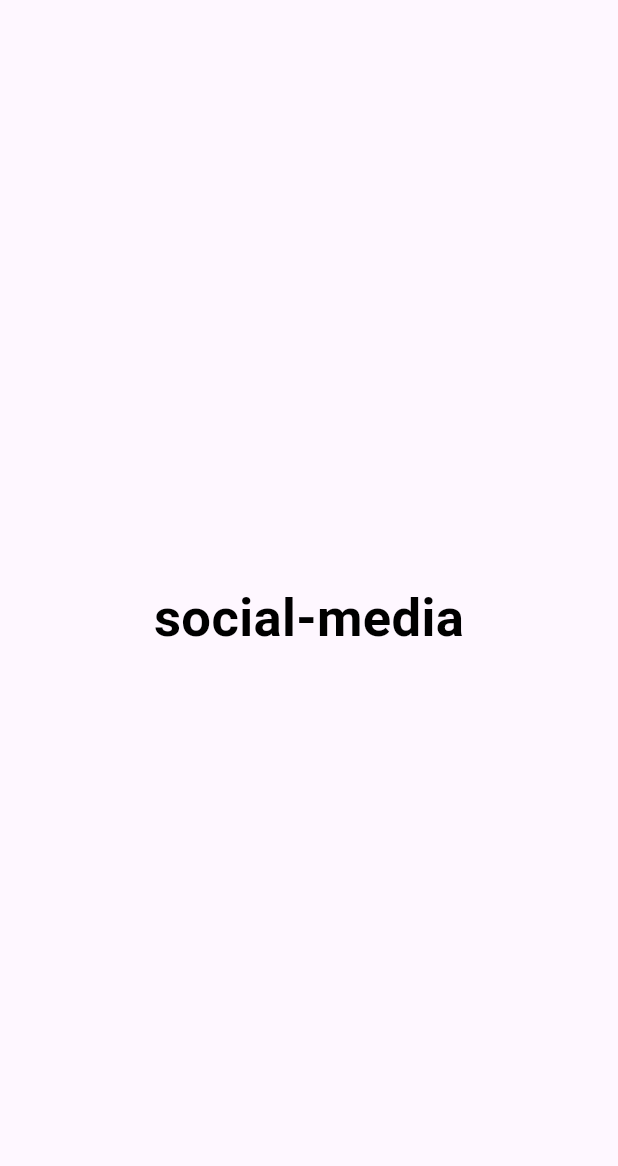
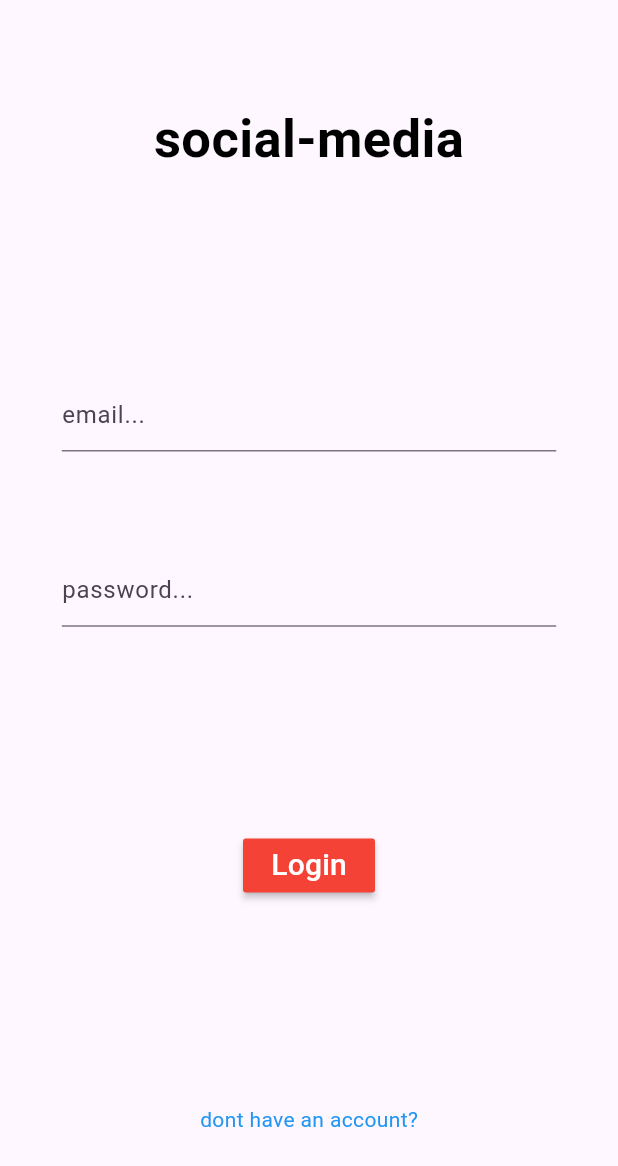
Before and after one commit to FaisalNadaf/Flutter_Social_Media, a Flutter app: the screen it shows after launch, on a phone screen of 412 x 824 dp. Shown: the top 1166 px of the screen. Run offline on Flutter 3.47's test engine with Material 3 defaults, Android fonts, the light colour scheme and no system bars; accounts and stored records are empty.

Commit message:
"login and register ui

```diff
--- a/lib/pages/loginPage.dart
+++ b/lib/pages/loginPage.dart
@@ -7,11 +7,21 @@ class LoginPage extends StatefulWidget {
   }
 }
 
+final GlobalKey<FormState> _loginFormKey = GlobalKey<FormState>();
+
+String? _email;
+String? _password;
+late double deviceHeight, deviceWidth;
+
 class _loginPage extends State<LoginPage> {
   @override
   Widget build(BuildContext context) {
+    deviceHeight = MediaQuery.of(context).size.height;
+    deviceWidth = MediaQuery.of(context).size.width;
+
     return Scaffold(
       body: Container(
+        padding: EdgeInsets.symmetric(horizontal: deviceWidth * 0.1),
         child: Center(
           child: Column(
             mainAxisAlignment: MainAxisAlignment.spaceAround,
@@ -19,10 +29,60 @@ class _loginPage extends State<LoginPage> {
             mainAxisSize: MainAxisSize.max,
             children: [
               _titleText(),
+              _loginFormField(),
+              _loginBtn(),
+              _registerPageLink(),
             ],
           ),
         ),
       ),
+    );
+  }
+
+  Widget _loginFormField() {
+    return Container(
+      height: deviceHeight * 0.2,
+      child: Form(
+          key: _loginFormKey,
+          child: Column(
+            mainAxisAlignment: MainAxisAlignment.spaceBetween,
+            mainAxisSize: MainAxisSize.max,
+            crossAxisAlignment: CrossAxisAlignment.center,
+            children: [
+              _emailText(),
+              _passwordField(),
+            ],
+          )),
+    );
+  }
+
+  Widget _emailText() {
+    return TextFormField(
+      decoration: const InputDecoration(hintText: "email..."),
+      onSaved: (_value) {
+        setState(() {
+          _email = _value;
+        });
+      },
+      validator: (_value) {
+        bool result = _value!.contains(
+          RegExp(
+              r"^[a-zA-Z0-9.!#$%&'*+/=?^_`{|}~-]+@[a-zA-Z0-9](?:[a-zA-Z0-9-]{0,61}[a-zA-Z0-9])?(?:\.[a-zA-Z0-9](?:[a-zA-Z0-9-]{0,61}[a-zA-Z0-9])?)*$"),
+        );
+        return result ? null : "please enter valid email ";
+      },
+    );
+  }
+
+  Widget _passwordField() {
+    return TextFormField(
+      decoration: const InputDecoration(hintText: "password..."),
+      onSaved: (_value) {
+        setState(() {
+          _password = _value;
+        });
+      },
+      validator: (_value) => _value!.length > 6 ? null : "to short! ",
     );
   }
 
@@ -36,4 +96,36 @@ class _loginPage extends State<LoginPage> {
       ),
     );
   }
+
+  Widget _loginBtn() {
+    return MaterialButton(
+      color: Colors.red,
+      onPressed: _loginUser,
+      child: const Text(
+        'Login',
+        style: TextStyle(
+          color: Colors.white,
+          fontSize: 20,
+        ),
+      ),
+    );
+  }
+
+  Widget _registerPageLink() {
+    return GestureDetector(
+      onTap: () => Navigator.pushNamed(context, 'register'),
+      child: const Text(
+        'dont have an account?',
+        style: TextStyle(
+          color: Colors.blue,
+        ),
+      ),
+    );
+  }
+
+  void _loginUser() {
+    if (_loginFormKey.currentState!.validate()) {
+      _loginFormKey.currentState!.save();
+    }
+  }
 }
```
Also changed, not shown: lib/pages/registerPage.dart (+127 -1 lines), 1 other file.
